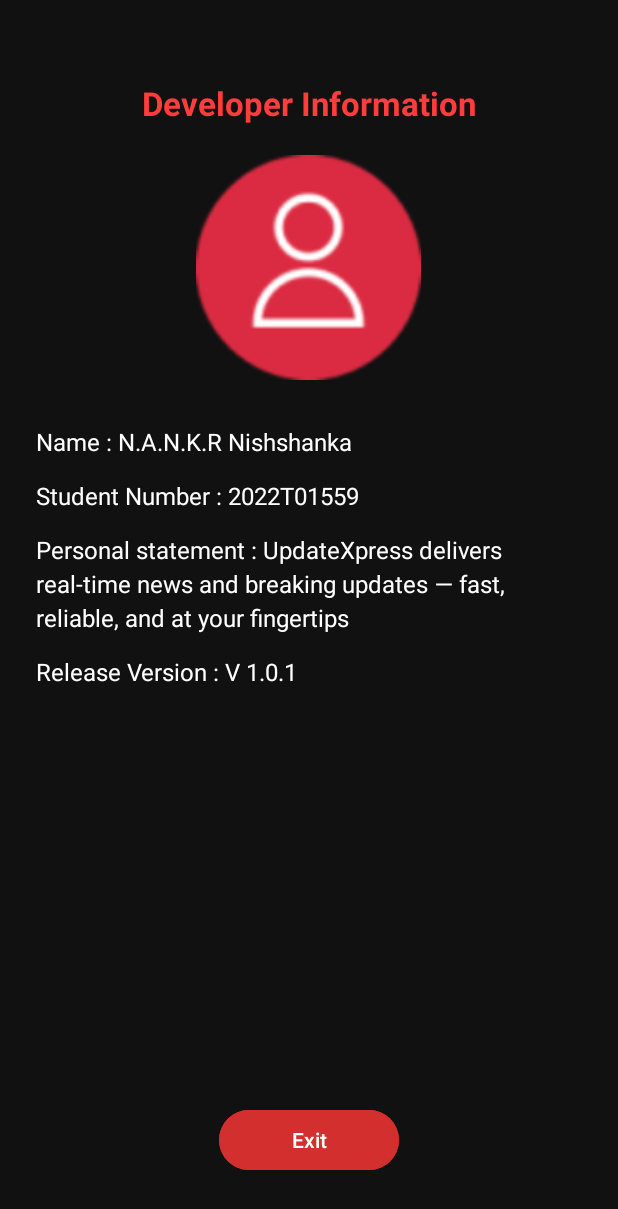
After one commit to Kavi20021216/News_App, an Android app: the DeveloperInfoActivity screen opened directly, with no data from a screen before it, on a phone screen of 412 x 824 dp. The commit adds this screen. Shown: the top 1209 px of the screen. Run offline under Robolectric (Android 15) with nearby library versions, the phone set to English and light mode, and no system bars.

Commit message:
completed developer information featuress

```diff
--- a/app/src/main/AndroidManifest.xml
+++ b/app/src/main/AndroidManifest.xml
@@ -14,6 +14,9 @@
         android:supportsRtl="true"
         android:theme="@style/Theme.News_App"
         tools:targetApi="31">
+        <activity
+            android:name=".DeveloperInfoActivity"
+            android:exported="false" />
         <activity
             android:name=".NewsViewActivity"
             android:exported="true" />
--- /dev/null
+++ b/app/src/main/java/com/example/news_app/DeveloperInfoActivity.java
@@ -0,0 +1,26 @@
+package com.example.news_app;
+
+import android.content.Intent;
+import android.os.Bundle;
+import android.widget.Button;
+
+import androidx.appcompat.app.AppCompatActivity;
+
+public class DeveloperInfoActivity extends AppCompatActivity {
+
+    Button exitButton;
+
+    @Override
+    protected void onCreate(Bundle savedInstanceState) {
+        super.onCreate(savedInstanceState);
+        setContentView(R.layout.activity_developer_info);
+
+        exitButton = findViewById(R.id.exitButton);
+
+        exitButton.setOnClickListener(v -> {
+            Intent intent = new Intent(DeveloperInfoActivity.this, HomeActivity.class);
+            startActivity(intent);
+            finish(); // optional: prevent backstack
+        });
+    }
+}
--- a/app/src/main/java/com/example/news_app/HomeActivity.java
+++ b/app/src/main/java/com/example/news_app/HomeActivity.java
@@ -80,7 +80,7 @@ public class HomeActivity extends AppCompatActivity {
         });
 
         developerIcon.setOnClickListener(v -> {
-            Intent intent = new Intent(HomeActivity.this, MainActivity.class);
+            Intent intent = new Intent(HomeActivity.this, DeveloperInfoActivity.class);
             startActivity(intent);
         });
 
--- /dev/null
+++ b/app/src/main/res/layout/activity_developer_info.xml
@@ -0,0 +1,103 @@
+<?xml version="1.0" encoding="utf-8"?>
+<LinearLayout xmlns:android="http://schemas.android.com/apk/res/android"
+    android:id="@+id/rootLayout"
+    android:layout_width="match_parent"
+    android:layout_height="match_parent"
+    android:background="#111111"
+    android:orientation="vertical"
+    android:padding="24dp">
+
+    <!-- Spacer to move content slightly lower -->
+    <View
+        android:layout_width="match_parent"
+        android:layout_height="30dp" />
+
+    <!-- Title -->
+    <TextView
+        android:id="@+id/titleText"
+        android:layout_width="wrap_content"
+        android:layout_height="wrap_content"
+        android:text="Developer Information"
+        android:textSize="22sp"
+        android:textStyle="bold"
+        android:textColor="#FF3D3D"
+        android:layout_gravity="center_horizontal"
+        android:layout_marginBottom="20dp" />
+
+    <!-- Profile Icon -->
+    <ImageView
+        android:id="@+id/profileIcon"
+        android:layout_width="150dp"
+        android:layout_height="150dp"
+        android:layout_gravity="center_horizontal"
+        android:src="@drawable/user_profile_icon"
+        android:layout_marginBottom="30dp" />
+
+    <!-- Details aligned to left -->
+    <LinearLayout
+        android:layout_width="match_parent"
+        android:layout_height="wrap_content"
+        android:orientation="vertical"
+        android:layout_marginBottom="30dp">
+
+        <!-- Name -->
+        <TextView
+            android:id="@+id/nameText"
+            android:layout_width="wrap_content"
+            android:layout_height="wrap_content"
+            android:textColor="#FFFFFF"
+            android:textSize="16sp"
+            android:layout_marginBottom="14dp"
+            android:textStyle="normal"
+            android:text="Name : N.A.N.K.R Nishshanka" />
+
+        <!-- Student Number -->
+        <TextView
+            android:id="@+id/studentNumberText"
+            android:layout_width="wrap_content"
+            android:layout_height="wrap_content"
+            android:textColor="#FFFFFF"
+            android:textSize="16sp"
+            android:layout_marginBottom="14dp"
+            android:text="Student Number : 2022T01559" />
+
+        <!-- Personal Statement -->
+        <TextView
+            android:id="@+id/personalStatementText"
+            android:layout_width="wrap_content"
+            android:layout_height="wrap_content"
+            android:textColor="#FFFFFF"
+            android:textSize="16sp"
+            android:layout_marginBottom="14dp"
+            android:lineSpacingExtra="4dp"
+            android:text="Personal statement : UpdateXpress delivers real-time news and breaking updates — fast, reliable, and at your fingertips" />
+
+        <!-- Release Version -->
+        <TextView
+            android:id="@+id/releaseVersionText"
+            android:layout_width="wrap_content"
+            android:layout_height="wrap_content"
+            android:textColor="#FFFFFF"
+            android:textSize="16sp"
+            android:layout_marginBottom="14dp"
+            android:text="Release Version : V 1.0.1" />
+    </LinearLayout>
+
+    <!-- Spacer pushes exit button lower -->
+    <View
+        android:layout_width="match_parent"
+        android:layout_height="0dp"
+        android:layout_weight="1" />
+
+    <!-- Exit Button -->
+    <Button
+        android:id="@+id/exitButton"
+        android:layout_width="120dp"
+        android:layout_height="wrap_content"
+        android:text="Exit"
+        android:textAllCaps="false"
+        android:textColor="#FFFFFF"
+        android:backgroundTint="#D32F2F"
+        android:layout_gravity="center_horizontal"
+        android:layout_marginBottom="16dp" />
+</LinearLayout>
```
